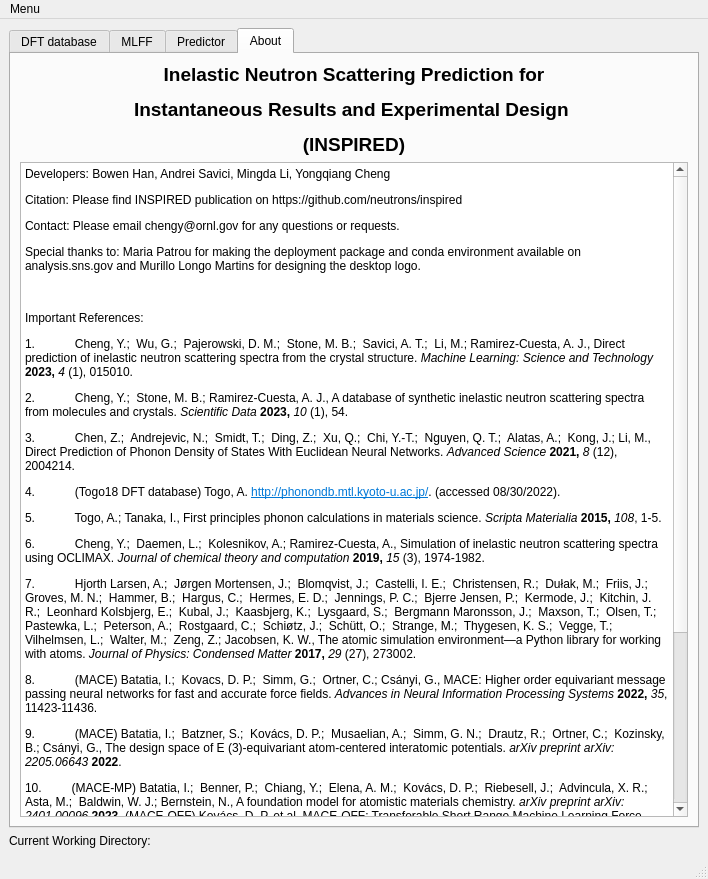
Old version of the form src/inspired/gui/inspired.ui in the repository neutrons/inspired.
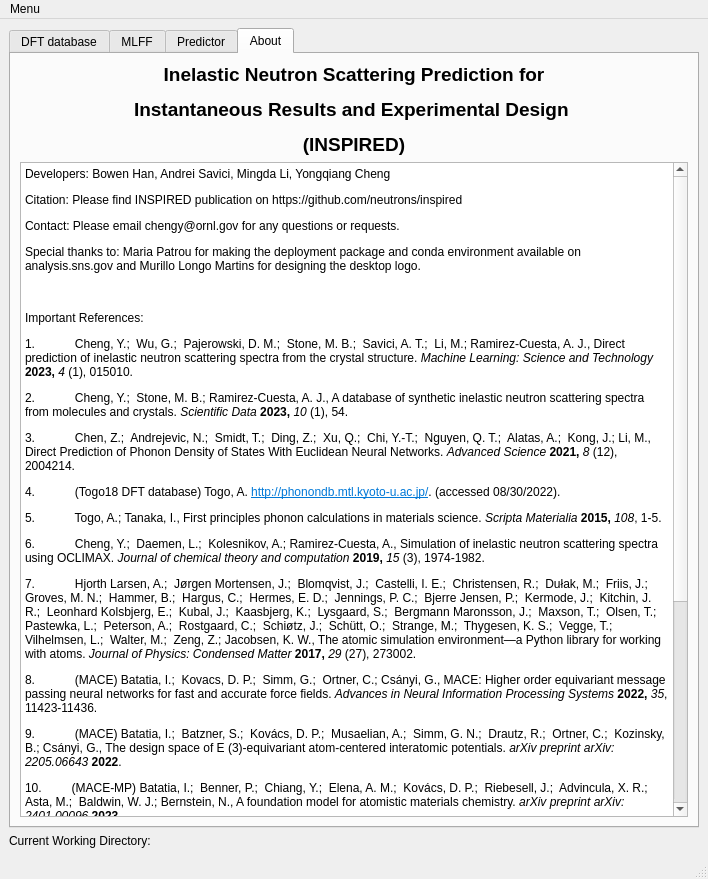
New version of the form. The open tabs and pages were chosen to show the change.

```diff
--- a/src/inspired/gui/inspired.ui
+++ b/src/inspired/gui/inspired.ui
@@ -1090,16 +1090,18 @@
 &lt;p style=&quot; margin-top:12px; margin-bottom:0px; margin-left:0px; margin-right:0px; -qt-block-indent:0; text-indent:0px;&quot;&gt;7.            Hjorth Larsen, A.;  Jørgen Mortensen, J.;  Blomqvist, J.;  Castelli, I. E.;  Christensen, R.;  Dułak, M.;  Friis, J.;  Groves, M. N.;  Hammer, B.;  Hargus, C.;  Hermes, E. D.;  Jennings, P. C.;  Bjerre Jensen, P.;  Kermode, J.;  Kitchin, J. R.;  Leonhard Kolsbjerg, E.;  Kubal, J.;  Kaasbjerg, K.;  Lysgaard, S.;  Bergmann Maronsson, J.;  Maxson, T.;  Olsen, T.;  Pastewka, L.;  Peterson, A.;  Rostgaard, C.;  Schiøtz, J.;  Schütt, O.;  Strange, M.;  Thygesen, K. S.;  Vegge, T.;  Vilhelmsen, L.;  Walter, M.;  Zeng, Z.; Jacobsen, K. W., The atomic simulation environment—a Python library for working with atoms. &lt;span style=&quot; font-style:italic;&quot;&gt;Journal of Physics: Condensed Matter &lt;/span&gt;&lt;span style=&quot; font-weight:700;&quot;&gt;2017,&lt;/span&gt; &lt;span style=&quot; font-style:italic;&quot;&gt;29&lt;/span&gt; (27), 273002. &lt;/p&gt;
 &lt;p style=&quot; margin-top:12px; margin-bottom:0px; margin-left:0px; margin-right:0px; -qt-block-indent:0; text-indent:0px;&quot;&gt;8.            (MACE) Batatia, I.;  Kovacs, D. P.;  Simm, G.;  Ortner, C.; Csányi, G., MACE: Higher order equivariant message passing neural networks for fast and accurate force fields. &lt;span style=&quot; font-style:italic;&quot;&gt;Advances in Neural Information Processing Systems &lt;/span&gt;&lt;span style=&quot; font-weight:700;&quot;&gt;2022,&lt;/span&gt; &lt;span style=&quot; font-style:italic;&quot;&gt;35&lt;/span&gt;, 11423-11436. &lt;/p&gt;
 &lt;p style=&quot; margin-top:12px; margin-bottom:0px; margin-left:0px; margin-right:0px; -qt-block-indent:0; text-indent:0px;&quot;&gt;9.            (MACE) Batatia, I.;  Batzner, S.;  Kovács, D. P.;  Musaelian, A.;  Simm, G. N.;  Drautz, R.;  Ortner, C.;  Kozinsky, B.; Csányi, G., The design space of E (3)-equivariant atom-centered interatomic potentials. &lt;span style=&quot; font-style:italic;&quot;&gt;arXiv preprint arXiv:2205.06643 &lt;/span&gt;&lt;span style=&quot; font-weight:700;&quot;&gt;2022&lt;/span&gt;. &lt;/p&gt;
-&lt;p style=&quot; margin-top:12px; margin-bottom:0px; margin-left:0px; margin-right:0px; -qt-block-indent:0; text-indent:0px;&quot;&gt;10.         (MACE-MP) Batatia, I.;  Benner, P.;  Chiang, Y.;  Elena, A. M.;  Kovács, D. P.;  Riebesell, J.;  Advincula, X. R.;  Asta, M.;  Baldwin, W. J.; Bernstein, N., A foundation model for atomistic materials chemistry. &lt;span style=&quot; font-style:italic;&quot;&gt;arXiv preprint arXiv:2401.00096 &lt;/span&gt;&lt;span style=&quot; font-weight:700;&quot;&gt;2023&lt;/span&gt;. (MACE-OFF) Kovács, D. P. et al. MACE-OFF: Transferable Short Range Machine Learning Force Fields for Organic Molecules. &lt;span style=&quot; font-style:italic;&quot;&gt;arXiv preprint arXiv:2312.15211 &lt;/span&gt;&lt;span style=&quot; font-weight:700;&quot;&gt;2023&lt;/span&gt;.&lt;/p&gt;
-&lt;p style=&quot; margin-top:12px; margin-bottom:0px; margin-left:0px; margin-right:0px; -qt-block-indent:0; text-indent:0px;&quot;&gt;11.         (MatterSim) Yang, H. et al. MatterSim: A Deep Learning Atomistic Model Across Elements, Temperatures and Pressures. &lt;span style=&quot; font-style:italic;&quot;&gt;arXiv preprint arXiv:2405.04967&lt;/span&gt; &lt;span style=&quot; font-weight:700;&quot;&gt;2024.&lt;/span&gt; https://github.com/microsoft/mattersim. &lt;/p&gt;
-&lt;p style=&quot; margin-top:12px; margin-bottom:12px; margin-left:0px; margin-right:0px; -qt-block-indent:0; text-indent:0px;&quot;&gt;12.         (SevenNet) Park, Y., Kim, J., Hwang, S., Han, S., Scalable Parallel Algorithm for Graph Neural Network Interatomic Potentials in Molecular Dynamics Simulations. &lt;span style=&quot; font-style:italic;&quot;&gt;J. Chem. Theory Comput.&lt;/span&gt; &lt;span style=&quot; font-weight:700;&quot;&gt;2024&lt;/span&gt;, 20, 11, 4857–4868. https://github.com/MDIL-SNU/SevenNet. &lt;/p&gt;
-&lt;p style=&quot; margin-top:0px; margin-bottom:0px; margin-left:0px; margin-right:0px; -qt-block-indent:0; text-indent:0px;&quot;&gt;13.         Hinuma, Y.; Pizzi, G.; Kumagai, Y.; Oba, F.; Tanaka, I., Band structure diagram paths based on crystallography. &lt;span style=&quot; font-style:italic;&quot;&gt;Comp. Mat. Sci.&lt;/span&gt; &lt;span style=&quot; font-weight:700;&quot;&gt;2017&lt;/span&gt;, 128, 140.&lt;/p&gt;
+&lt;p style=&quot; margin-top:12px; margin-bottom:0px; margin-left:0px; margin-right:0px; -qt-block-indent:0; text-indent:0px;&quot;&gt;10.         (MACE-MP) Batatia, I.;  Benner, P.;  Chiang, Y.;  Elena, A. M.;  Kovács, D. P.;  Riebesell, J.;  Advincula, X. R.;  Asta, M.;  Baldwin, W. J.; Bernstein, N., A foundation model for atomistic materials chemistry. &lt;span style=&quot; font-style:italic;&quot;&gt;arXiv preprint arXiv:2401.00096 &lt;/span&gt;&lt;span style=&quot; font-weight:700;&quot;&gt;2023&lt;/span&gt;. &lt;/p&gt;
+&lt;p style=&quot; margin-top:12px; margin-bottom:0px; margin-left:0px; margin-right:0px; -qt-block-indent:0; text-indent:0px;&quot;&gt;11.         (MACE-OFF) Kovács, D. P. et al. MACE-OFF: Transferable Short Range Machine Learning Force Fields for Organic Molecules. &lt;span style=&quot; font-style:italic;&quot;&gt;arXiv preprint arXiv:2312.15211 &lt;/span&gt;&lt;span style=&quot; font-weight:700;&quot;&gt;2023&lt;/span&gt;.&lt;/p&gt;
+&lt;p style=&quot; margin-top:12px; margin-bottom:0px; margin-left:0px; margin-right:0px; -qt-block-indent:0; text-indent:0px;&quot;&gt;12.         (MatterSim) Yang, H. et al. MatterSim: A Deep Learning Atomistic Model Across Elements, Temperatures and Pressures. &lt;span style=&quot; font-style:italic;&quot;&gt;arXiv preprint arXiv:2405.04967&lt;/span&gt; &lt;span style=&quot; font-weight:700;&quot;&gt;2024.&lt;/span&gt; https://github.com/microsoft/mattersim. &lt;/p&gt;
+&lt;p style=&quot; margin-top:12px; margin-bottom:0px; margin-left:0px; margin-right:0px; -qt-block-indent:0; text-indent:0px;&quot;&gt;13.         (ORB v3) Rhodes, B.; Vandenhaute, S.; Šimkus, V.; Gin, J.; Godwin, J.; Duignan, T.; Neumann, M; Orb-v3: atomistic simulation at scale. &lt;span style=&quot; font-style:italic;&quot;&gt;arXiv preprint arXiv:2504.06231&lt;/span&gt; &lt;span style=&quot; font-weight:700;&quot;&gt;2025&lt;/span&gt;. https://github.com/orbital-materials/orb-models&lt;/p&gt;
+&lt;p style=&quot; margin-top:12px; margin-bottom:12px; margin-left:0px; margin-right:0px; -qt-block-indent:0; text-indent:0px;&quot;&gt;14.         (SevenNet) Park, Y., Kim, J., Hwang, S., Han, S., Scalable Parallel Algorithm for Graph Neural Network Interatomic Potentials in Molecular Dynamics Simulations. &lt;span style=&quot; font-style:italic;&quot;&gt;J. Chem. Theory Comput.&lt;/span&gt; &lt;span style=&quot; font-weight:700;&quot;&gt;2024&lt;/span&gt;, 20, 11, 4857–4868. https://github.com/MDIL-SNU/SevenNet. &lt;/p&gt;
+&lt;p style=&quot; margin-top:0px; margin-bottom:0px; margin-left:0px; margin-right:0px; -qt-block-indent:0; text-indent:0px;&quot;&gt;15.         Hinuma, Y.; Pizzi, G.; Kumagai, Y.; Oba, F.; Tanaka, I., Band structure diagram paths based on crystallography. &lt;span style=&quot; font-style:italic;&quot;&gt;Comp. Mat. Sci.&lt;/span&gt; &lt;span style=&quot; font-weight:700;&quot;&gt;2017&lt;/span&gt;, 128, 140.&lt;/p&gt;
 &lt;p style=&quot;-qt-paragraph-type:empty; margin-top:0px; margin-bottom:0px; margin-left:0px; margin-right:0px; -qt-block-indent:0; text-indent:0px;&quot;&gt;&lt;br /&gt;&lt;/p&gt;
-&lt;p style=&quot; margin-top:0px; margin-bottom:0px; margin-left:0px; margin-right:0px; -qt-block-indent:0; text-indent:0px;&quot;&gt;14.         Togo, A.; Tanaka, I., Spglib: a software library for crystal symmetry search. &lt;span style=&quot; font-weight:700;&quot;&gt;2018,&lt;/span&gt; arXiv:1808.01590&lt;/p&gt;
+&lt;p style=&quot; margin-top:0px; margin-bottom:0px; margin-left:0px; margin-right:0px; -qt-block-indent:0; text-indent:0px;&quot;&gt;16.         Togo, A.; Tanaka, I., Spglib: a software library for crystal symmetry search. &lt;span style=&quot; font-weight:700;&quot;&gt;2018,&lt;/span&gt; arXiv:1808.01590&lt;/p&gt;
 &lt;p style=&quot;-qt-paragraph-type:empty; margin-top:0px; margin-bottom:0px; margin-left:0px; margin-right:0px; -qt-block-indent:0; text-indent:0px;&quot;&gt;&lt;br /&gt;&lt;/p&gt;
-&lt;p style=&quot; margin-top:0px; margin-bottom:0px; margin-left:0px; margin-right:0px; -qt-block-indent:0; text-indent:0px;&quot;&gt;15.         Geiger, M.; Smidt, T., e3nn: Euclidean neural networks. &lt;span style=&quot; font-weight:700;&quot;&gt;2022,&lt;/span&gt; doi:10.48550/ARXIV.2207.09453.&lt;/p&gt;
+&lt;p style=&quot; margin-top:0px; margin-bottom:0px; margin-left:0px; margin-right:0px; -qt-block-indent:0; text-indent:0px;&quot;&gt;17.         Geiger, M.; Smidt, T., e3nn: Euclidean neural networks. &lt;span style=&quot; font-weight:700;&quot;&gt;2022,&lt;/span&gt; doi:10.48550/ARXIV.2207.09453.&lt;/p&gt;
 &lt;p style=&quot;-qt-paragraph-type:empty; margin-top:0px; margin-bottom:0px; margin-left:0px; margin-right:0px; -qt-block-indent:0; text-indent:0px;&quot;&gt;&lt;br /&gt;&lt;/p&gt;
-&lt;p style=&quot; margin-top:0px; margin-bottom:0px; margin-left:0px; margin-right:0px; -qt-block-indent:0; text-indent:0px;&quot;&gt;16.         Geiger, M.; et al., Euclidean neural networks: e3nn. &lt;span style=&quot; font-weight:700;&quot;&gt;2022,&lt;/span&gt; doi:10.5281/zenodo.6459381.&lt;/p&gt;&lt;/body&gt;&lt;/html&gt;</string>
+&lt;p style=&quot; margin-top:0px; margin-bottom:0px; margin-left:0px; margin-right:0px; -qt-block-indent:0; text-indent:0px;&quot;&gt;18.         Geiger, M.; et al., Euclidean neural networks: e3nn. &lt;span style=&quot; font-weight:700;&quot;&gt;2022,&lt;/span&gt; doi:10.5281/zenodo.6459381.&lt;/p&gt;&lt;/body&gt;&lt;/html&gt;</string>
           </property>
          </widget>
         </item>
```
Left out of the diff: 63 changed lines with no effect on the pictures.
